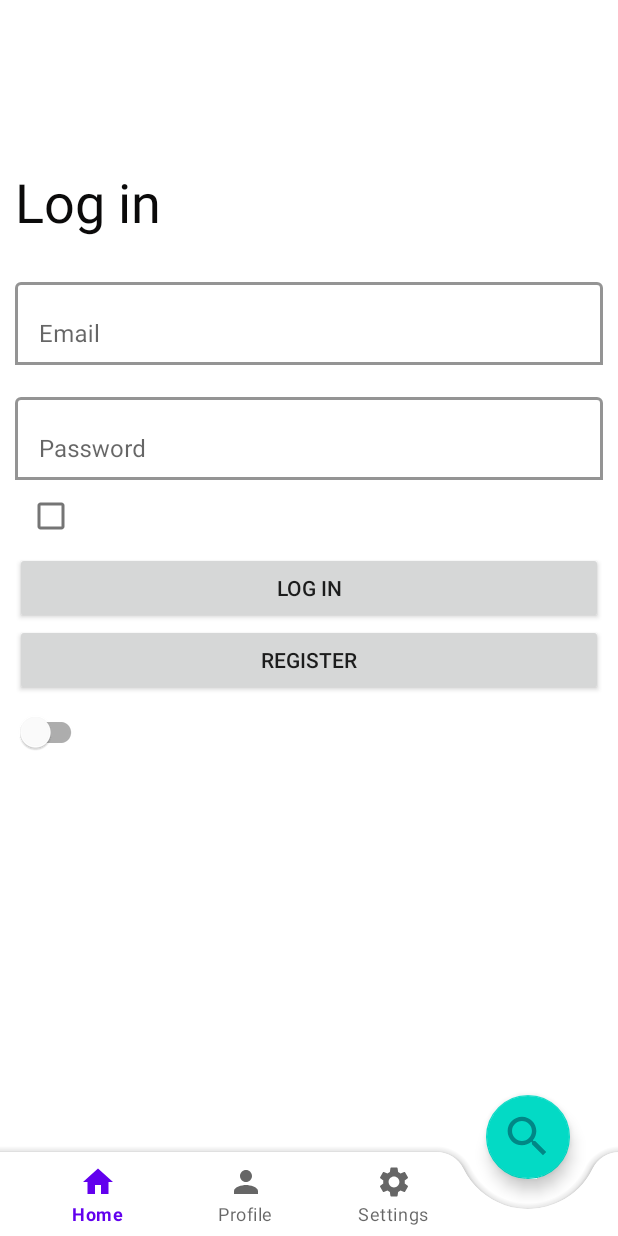
After one commit to OmarKhachidze/Travel-19, an Android app: the LogInFragment screen opened through its navigation route, on a phone screen of 412 x 824 dp. The commit adds this screen. Run offline under Robolectric (Android 15) with nearby library versions, the phone set to English and light mode, and no system bars; our stand-ins replace Dagger/Hilt's generated code, navigation-ui.

Commit message:
feat: add Log in fragment and Log In service

```diff
--- /dev/null
+++ b/app/src/main/java/ge/bootcamp/travel19/data/remote/LogInService.kt
@@ -0,0 +1,31 @@
+package ge.bootcamp.travel19.data.remote
+
+import ge.bootcamp.travel19.model.logIn.LogInResponse
+import ge.bootcamp.travel19.model.logIn.LoginRequest
+import ge.bootcamp.travel19.model.vaccines.Vaccines
+import retrofit2.Response
+import retrofit2.http.Body
+import retrofit2.http.GET
+import retrofit2.http.Header
+import retrofit2.http.POST
+
+interface LogInService {
+
+    @GET("login")
+    suspend fun getCustomPost(
+        @Header("Content-Range") contentRange: String?
+    ): Response<LoginRequest>
+
+
+    @POST("login")
+    suspend fun pushPost(
+        @Body request: LoginRequest
+    ): Response<LogInResponse>
+
+}
+
+interface VaccineService {
+    @GET("vaccine")
+    suspend fun getVaccine(
+    ): Response<Vaccines>
+}
--- a/app/src/main/java/ge/bootcamp/travel19/data/repository/RestrictionsRepository.kt
+++ b/app/src/main/java/ge/bootcamp/travel19/data/repository/RestrictionsRepository.kt
@@ -1,7 +1,9 @@
 package ge.bootcamp.travel19.data.repository
 
+import android.util.Log
 import ge.bootcamp.travel19.data.remote.RestrictionsDataSource
 import ge.bootcamp.travel19.model.restrictions.CovidRestrictions
+import ge.bootcamp.travel19.model.vaccines.Vaccines
 import ge.bootcamp.travel19.utils.Resource
 import kotlinx.coroutines.Dispatchers
 import kotlinx.coroutines.flow.Flow
@@ -10,10 +12,18 @@ import kotlinx.coroutines.flow.flowOn
 import retrofit2.Response
 import javax.inject.Inject
 
-class RestrictionsRepository @Inject constructor(private val dataSource: RestrictionsDataSource) {
+class RestrictionsRepository @Inject constructor(private val dataSource: RestrictionsDataSource,
+                                private val apiVaccines: VaccineDataSource
+) {
     fun getCovidRestrictions(countryCode: String): Flow<Resource<CovidRestrictions>> {
         return flow {
             emit(handleResponse { dataSource.getRestrictions(countryCode) })
+        }.flowOn(Dispatchers.IO)
+    }
+
+    fun getVaccines(): Flow<Resource<Vaccines>> {
+        return flow {
+            emit(handleResponse { apiVaccines.getVaccines() })
         }.flowOn(Dispatchers.IO)
     }
 }
@@ -28,6 +38,7 @@ suspend fun <M> handleResponse(
         if (result.isSuccessful && body != null) {
             return Resource.Success(body)
         } else {
+            Log.i("onError", result.message())
             Resource.Error(result.message())
         }
     } catch (e: Throwable) {
--- /dev/null
+++ b/app/src/main/java/ge/bootcamp/travel19/data/repository/VaccineDataSource.kt
@@ -0,0 +1,9 @@
+package ge.bootcamp.travel19.data.repository
+
+import ge.bootcamp.travel19.data.remote.RestrictionsService
+import ge.bootcamp.travel19.data.remote.VaccineService
+import javax.inject.Inject
+
+class VaccineDataSource @Inject constructor(private val api: VaccineService){
+    suspend fun getVaccines() = api.getVaccine()
+}
--- a/app/src/main/java/ge/bootcamp/travel19/ui/activity/MainViewModel.kt
+++ b/app/src/main/java/ge/bootcamp/travel19/ui/activity/MainViewModel.kt
@@ -15,6 +15,8 @@ class MainViewModel @Inject constructor(private val repository: RestrictionsRepo
     fun data(countryCode: String) = repository.getCovidRestrictions(countryCode)
         .shareIn(viewModelScope, SharingStarted.WhileSubscribed())
 
+
+
     companion object {
         const val WORK_DURATION = 1000L
     }
--- a/app/src/main/java/ge/bootcamp/travel19/ui/fragments/home/HomeFragment.kt
+++ b/app/src/main/java/ge/bootcamp/travel19/ui/fragments/home/HomeFragment.kt
@@ -1,6 +1,8 @@
 package ge.bootcamp.travel19.ui.fragments.home
 
 import android.util.Log
+import androidx.navigation.findNavController
+import ge.bootcamp.travel19.R
 import ge.bootcamp.travel19.databinding.FragmentHomeBinding
 import ge.bootcamp.travel19.ui.fragments.BaseFragment
 
@@ -8,6 +10,9 @@ class HomeFragment : BaseFragment<FragmentHomeBinding>(FragmentHomeBinding::infl
 
     override fun start() {
         Log.d("TAG", "Not yet implemented")
+        binding.home.setOnClickListener {
+            it.findNavController().navigate(R.id.action_miHome_to_logInFragment)
+        }
     }
 
 }
--- /dev/null
+++ b/app/src/main/java/ge/bootcamp/travel19/ui/fragments/register/LogInFragment.kt
@@ -0,0 +1,56 @@
+package ge.bootcamp.travel19.ui.fragments.register
+
+import android.os.Bundle
+import android.util.Log
+import androidx.fragment.app.Fragment
+import android.view.LayoutInflater
+import android.view.View
+import android.view.ViewGroup
+import androidx.fragment.app.activityViewModels
+import androidx.lifecycle.lifecycleScope
+import ge.bootcamp.travel19.R
+import ge.bootcamp.travel19.databinding.FragmentLogInBinding
+import ge.bootcamp.travel19.ui.fragments.BaseFragment
+import ge.bootcamp.travel19.utils.Resource
+import kotlinx.coroutines.flow.collect
+
+
+class LogInFragment: BaseFragment<FragmentLogInBinding>(FragmentLogInBinding::inflate) {
+
+    private val viewModel: LogInViewModel by activityViewModels()
+
+    override fun start() {
+        viewLifecycleOwner.lifecycleScope.launchWhenStarted {
+            fetchVaccine()
+        }
+    }
+
+    private suspend fun fetchVaccine() {
+        Log.i("fetch", "vaccines")
+        lifecycleScope.launchWhenStarted {
+            viewModel.data().collect { state ->
+                when (state) {
+                    is Resource.Success -> {
+                        Log.d("state", "Success")
+//                        handleUiVisibility(false)
+//                        userAdapter.submitList(state.data)
+                        Log.d("data", state.data!!.toString())
+                    }
+
+                    is Resource.Error -> {
+                        Log.d("state", "Error")
+ //                       state.message?.let { onError(it) }
+                    }
+
+                    is Resource.Loading -> {
+                        Log.d("state", "Loading")
+//                        handleUiVisibility(true)
+                    }
+                }
+
+            }
+        }
+
+    }
+
+}
--- /dev/null
+++ b/app/src/main/java/ge/bootcamp/travel19/ui/fragments/register/LogInViewModel.kt
@@ -0,0 +1,16 @@
+package ge.bootcamp.travel19.ui.fragments.register
+
+import androidx.lifecycle.ViewModel
+import androidx.lifecycle.viewModelScope
+import dagger.hilt.android.lifecycle.HiltViewModel
+import ge.bootcamp.travel19.data.repository.RestrictionsRepository
+import kotlinx.coroutines.flow.SharingStarted
+import kotlinx.coroutines.flow.shareIn
+import javax.inject.Inject
+
+@HiltViewModel
+class LogInViewModel @Inject constructor(private val repository: RestrictionsRepository): ViewModel() {
+
+    fun data() = repository.getVaccines()
+        .shareIn(viewModelScope, SharingStarted.WhileSubscribed())
+}
--- a/app/src/main/java/ge/bootcamp/travel19/utils/OAuthInterceptor.kt
+++ b/app/src/main/java/ge/bootcamp/travel19/utils/OAuthInterceptor.kt
@@ -15,7 +15,7 @@ class OAuthInterceptor @Inject constructor(
     override fun intercept(chain: Interceptor.Chain): Response {
         synchronized(this) {
             val token =
-                runBlocking { dataStoreManager.readValue(stringPreferencesKey("BearerToken")) }
+                runBlocking { dataStoreManager.readValue(stringPreferencesKey("BearerToken")) } ?: ""
 
             val originalRequest = chain.request()
             val authenticationRequest =
--- a/app/src/main/res/layout/fragment_home.xml
+++ b/app/src/main/res/layout/fragment_home.xml
@@ -3,10 +3,11 @@
     xmlns:tools="http://schemas.android.com/tools"
     android:layout_width="match_parent"
     android:layout_height="match_parent"
-    tools:context=".ui.activity.HomeFragment">
+    tools:context=".ui.fragments.home.HomeFragment">
 
 
     <TextView
+        android:id="@+id/home"
         android:layout_width="match_parent"
         android:layout_height="match_parent"
         android:text="Home fragment"
--- /dev/null
+++ b/app/src/main/res/layout/fragment_log_in.xml
@@ -0,0 +1,99 @@
+<?xml version="1.0" encoding="utf-8"?>
+<androidx.appcompat.widget.LinearLayoutCompat xmlns:android="http://schemas.android.com/apk/res/android"
+    xmlns:tools="http://schemas.android.com/tools"
+    android:layout_width="match_parent"
+    android:layout_height="match_parent"
+    xmlns:app="http://schemas.android.com/apk/res-auto"
+    android:layout_margin="10dp"
+    android:orientation="vertical"
+    tools:context=".ui.fragments.register.LogInFragment">
+    <TextView
+        android:id="@+id/tvLogin"
+        android:layout_width="match_parent"
+        android:layout_height="wrap_content"
+        android:layout_marginTop="100dp"
+        android:layout_marginBottom="8dp"
+        android:backgroundTint="#ffffff"
+        android:text="@string/log_in"
+        android:textAlignment="viewStart"
+        android:textColor="#0B0A0A"
+        android:textSize="36sp"
+        />
+
+    <com.google.android.material.textfield.TextInputLayout
+        android:id="@+id/iEmail"
+        android:layout_width="match_parent"
+        android:layout_height="wrap_content"
+        android:layout_marginTop="16dp"
+        app:boxBackgroundColor="#FFFFFF"
+        app:boxBackgroundMode="outline"
+        app:boxStrokeColor="#000000"
+        app:boxStrokeWidth="2dp">
+
+        <com.google.android.material.textfield.TextInputEditText
+            android:id="@+id/email"
+            android:layout_width="match_parent"
+            android:layout_height="55dp"
+            android:backgroundTint="#FFFFFF"
+            android:backgroundTintMode="multiply"
+            android:hint="@string/email"
+            android:inputType="textEmailAddress"
+            android:singleLine="true"
+            android:textAlignment="viewStart"
+            app:layout_constraintStart_toStartOf="parent"
+            tools:layout_editor_absoluteY="201dp" />
+
+    </com.google.android.material.textfield.TextInputLayout>
+
+    <com.google.android.material.textfield.TextInputLayout
+        android:id="@+id/iPassword"
+        android:layout_width="match_parent"
+        android:layout_height="wrap_content"
+        android:layout_marginTop="16dp"
+        app:boxBackgroundMode="outline"
+        app:boxBackgroundColor="#FFFFFF"
+        app:boxStrokeColor="#000000"
+        app:boxStrokeWidth="2dp"
+        app:layout_constraintEnd_toEndOf="parent"
+        app:layout_constraintStart_toStartOf="parent"
+        app:layout_constraintTop_toBottomOf="@+id/iEmail">
+
+        <com.google.android.material.textfield.TextInputEditText
+            android:id="@+id/password"
+            android:layout_width="match_parent"
+            android:layout_height="55dp"
+            android:backgroundTint="#FFFFFF"
+            android:backgroundTintMode="multiply"
+            android:hint="@string/password"
+            android:inputType="textPassword"
+            android:singleLine="true"
+            android:textAlignment="viewStart"
+            app:layout_constraintEnd_toEndOf="parent"
+            app:layout_constraintHorizontal_bias="0.0"
+            app:layout_constraintStart_toStartOf="parent"
+            tools:layout_editor_absoluteY="281dp" />
+    </com.google.android.material.textfield.TextInputLayout>
+
+    <com.google.android.material.checkbox.MaterialCheckBox
+        android:id="@+id/checkbox"
+        android:layout_width="wrap_content"
+        android:layout_height="wrap_content"/>
+
+    <androidx.appcompat.widget.AppCompatButton
+        android:id="@+id/loginBtn"
+        android:text="@string/log_in"
+        android:layout_width="match_parent"
+        android:layout_height="wrap_content"/>
+    <androidx.appcompat.widget.AppCompatButton
+        android:id="@+id/register"
+        android:text="@string/register"
+        android:layout_width="match_parent"
+        android:layout_height="wrap_content"/>
+
+    <com.google.android.material.switchmaterial.SwitchMaterial
+        android:id="@+id/switchRemember"
+        android:layout_width="wrap_content"
+        android:layout_height="wrap_content"/>
+
+
+</androidx.appcompat.widget.LinearLayoutCompat>
--- a/app/src/main/res/navigation/nav_graph.xml
+++ b/app/src/main/res/navigation/nav_graph.xml
@@ -22,6 +22,9 @@
         <action
             android:id="@+id/action_homeFragment_to_searchFragment"
             app:destination="@id/miSearch" />
+        <action
+            android:id="@+id/action_miHome_to_logInFragment"
+            app:destination="@id/logInFragment" />
     </fragment>
 
     <fragment
@@ -34,4 +37,9 @@
         android:name="ge.bootcamp.travel19.ui.fragments.settings.SettingsFragment"
         android:label="fragment_settings"
         tools:layout="@layout/fragment_settings" />
+    <fragment
+        android:id="@+id/logInFragment"
+        android:name="ge.bootcamp.travel19.ui.fragments.register.LogInFragment"
+        android:label="fragment_log_in"
+        tools:layout="@layout/fragment_log_in" />
 </navigation>
--- /dev/null
+++ b/app/src/main/res/values-night/strings.xml
@@ -0,0 +1,6 @@
+<?xml version="1.0" encoding="utf-8"?>
+<resources>
+    <string name="log_in">Log in</string>
+    <string name="email">Email</string>
+    <string name="password">Password</string>
+</resources>
--- a/app/src/main/res/values/strings.xml
+++ b/app/src/main/res/values/strings.xml
@@ -8,4 +8,8 @@
     <string name="settings">Settings</string>
     <!-- TODO: Remove or change this placeholder text -->
     <string name="hello_blank_fragment">Hello blank fragment</string>
+    <string name="log_in">Log in</string>
+    <string name="email">Email</string>
+    <string name="password">Password</string>
+    <string name="register">Register</string>
 </resources>
```
Also changed, not shown: app/src/main/java/ge/bootcamp/travel19/di/NetworkModule.kt (+20 -0 lines), app/src/main/java/ge/bootcamp/travel19/model/logIn/Data.kt (added, +11 -0 lines), app/src/main/java/ge/bootcamp/travel19/model/logIn/LogInRequest.kt (added, +9 -0 lines), app/src/main/java/ge/bootcamp/travel19/model/logIn/LogInResponse.kt (added, +15 -0 lines), app/src/main/java/ge/bootcamp/travel19/model/logIn/User.kt (added, +15 -0 lines), app/src/main/java/ge/bootcamp/travel19/model/vaccines/Vaccines.kt (added, +10 -0 lines).
